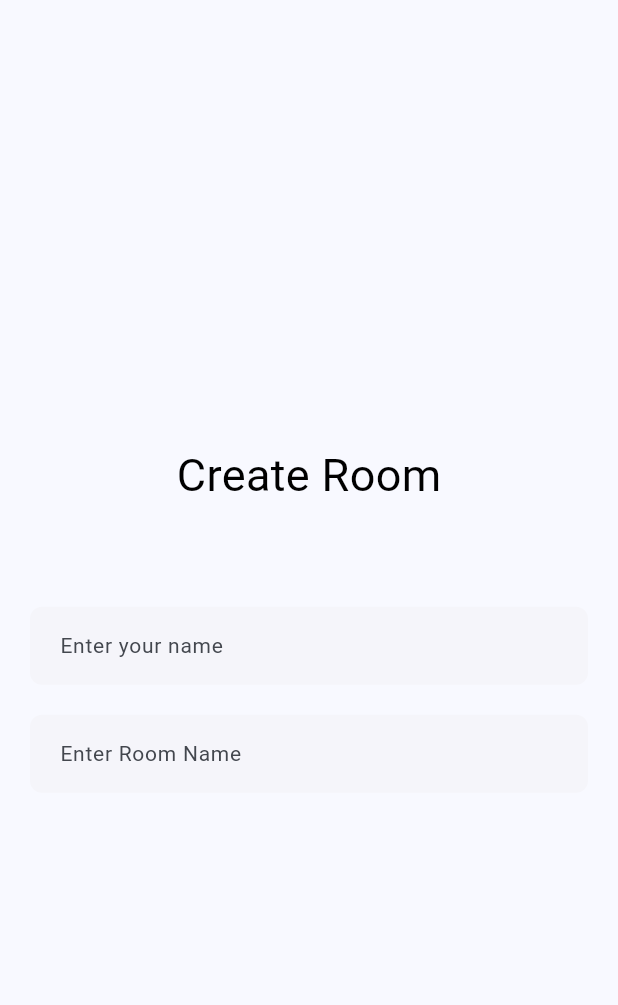
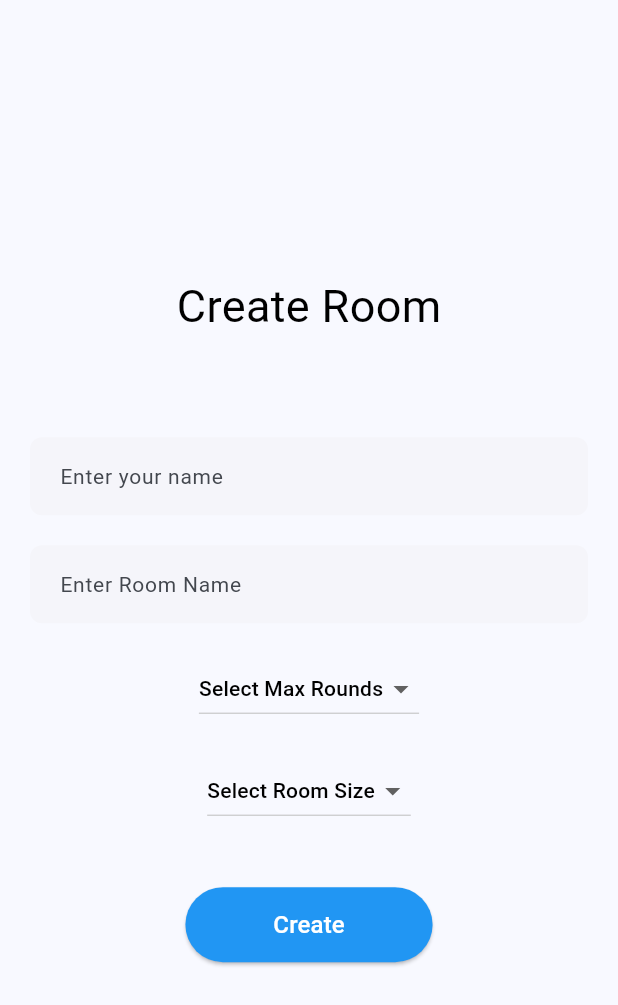
Before and after one commit to rohanudhwani/skribbl_clone, a Flutter app: the screen it shows after launch, after a tap on "Create", on a phone screen of 412 x 824 dp. Shown: the top 1005 px of the screen. Run offline on Flutter 3.47's test engine with Material 3 defaults, Android fonts, the phone set to English and light mode, and no system bars.

Commit message:
Added server and join screen

```diff
--- a/lib/create_room_screen.dart
+++ b/lib/create_room_screen.dart
@@ -11,6 +11,8 @@ class CreateRoomScreen extends StatefulWidget {
 class _CreateRoomScreenState extends State<CreateRoomScreen> {
   final TextEditingController _nameController = TextEditingController();
   final TextEditingController _roomNameController = TextEditingController();
+  late String? _maxRoundsValue;
+  late String? _roomSizeValue;
   @override
   Widget build(BuildContext context) {
     return Scaffold(
@@ -37,6 +39,69 @@ class _CreateRoomScreenState extends State<CreateRoomScreen> {
               hintText: "Enter Room Name",
             ),
           ),
+          SizedBox(height: 20),
+          DropdownButton<String>(
+            focusColor: const Color(0xffF5F5FA),
+            items: <String>["2", "5", "10", "15"]
+                .map<DropdownMenuItem<String>>(
+                    (String value) => DropdownMenuItem(
+                        value: value,
+                        child: Text(
+                          value,
+                          style: const TextStyle(color: Colors.black),
+                        )))
+                .toList(),
+            hint: const Text(
+              "Select Max Rounds",
+              style: TextStyle(
+                  color: Colors.black,
+                  fontSize: 14,
+                  fontWeight: FontWeight.w500),
+            ),
+            onChanged: (String? value) {
+              setState(() {
+                _maxRoundsValue = value;
+              });
+            },
+          ),
+          SizedBox(height: 20),
+          DropdownButton<String>(
+            focusColor: const Color(0xffF5F5FA),
+            items: <String>["2", "3", "4", "5", "6", "7", "8"]
+                .map<DropdownMenuItem<String>>(
+                    (String value) => DropdownMenuItem(
+                        value: value,
+                        child: Text(
+                          value,
+                          style: const TextStyle(color: Colors.black),
+                        )))
+                .toList(),
+            hint: const Text(
+              "Select Room Size",
+              style: TextStyle(
+                  color: Colors.black,
+                  fontSize: 14,
+                  fontWeight: FontWeight.w500),
+            ),
+            onChanged: (String? value) {
+              setState(() {
+                _roomSizeValue = value;
+              });
+            },
+          ),
+          SizedBox(height: 40),
+          ElevatedButton(
+              onPressed: () {},
+              style: ButtonStyle(
+                backgroundColor: MaterialStateProperty.all(Colors.blue),
+                minimumSize: MaterialStateProperty.all(
+                  Size(MediaQuery.of(context).size.width * 0.4, 50),
+                ),
+              ),
+              child: const Text(
+                "Create",
+                style: TextStyle(color: Colors.white, fontSize: 16),
+              ))
         ],
       ),
     );
--- a/lib/home_screen.dart
+++ b/lib/home_screen.dart
@@ -1,5 +1,6 @@
 import 'package:flutter/material.dart';
 import 'package:skribbl_clone/create_room_screen.dart';
+import 'package:skribbl_clone/join_room_screen.dart';
 
 class HomeScreen extends StatefulWidget {
   const HomeScreen({super.key});
@@ -45,7 +46,8 @@ class _HomeScreenState extends State<HomeScreen> {
                     )),
               ),
               ElevatedButton(
-                onPressed: () {},
+                onPressed: () => Navigator.of(context).push(MaterialPageRoute(
+                    builder: (context) => const JoinRoomScreen())),
                 style: ButtonStyle(
                   backgroundColor: MaterialStateProperty.all(Colors.blue),
                   minimumSize: MaterialStateProperty.all(
--- a/pubspec.yaml
+++ b/pubspec.yaml
@@ -30,6 +30,7 @@ environment:
 dependencies:
   flutter:
     sdk: flutter
+  socket_io_client: ^2.0.3+1
 
 
   # The following adds the Cupertino Icons font to your application.
```
Also changed, not shown: lib/join_room_screen.dart (added, +57 -0 lines), pubspec.lock, 4 other files.
